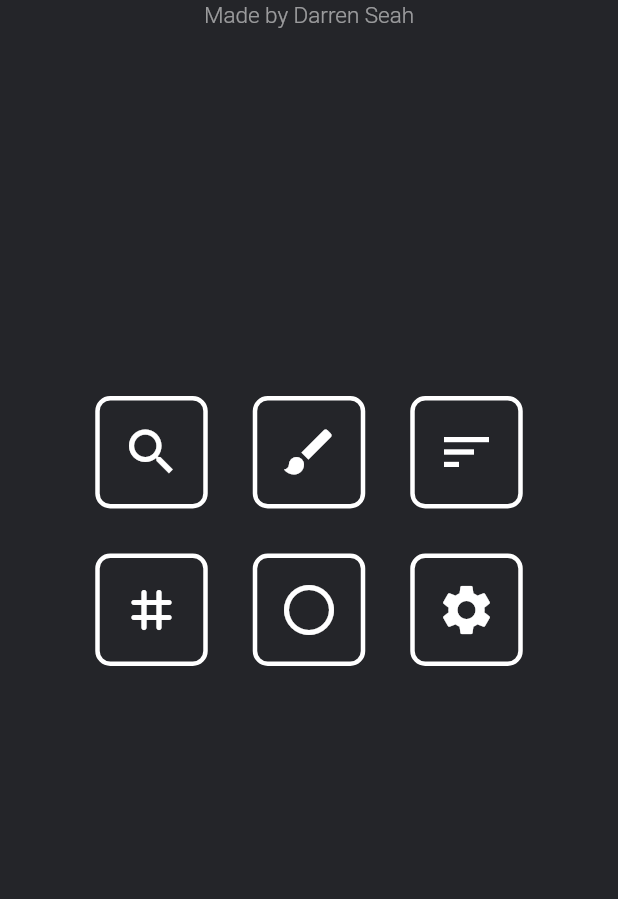
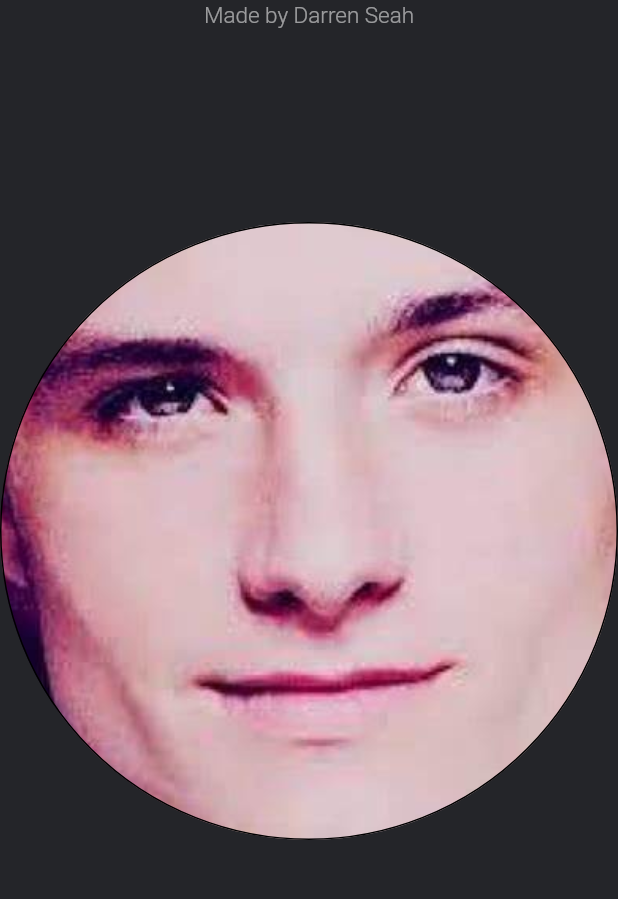
Before and after one commit to CodexGuin/Visualizers, a Flutter app: the MainScreen screen opened directly, on a phone screen of 412 x 824 dp, the part 204-1103 px from its top. Run offline on Flutter 3.47's test engine with Material 3 defaults, Android fonts, the light colour scheme and no system bars; drawn by our look-alikes of flutter_animate; our stand-ins replace audioplayers, gap, toggle_switch; missing offline and left inert: window_manager.

Commit message:
Adjustments and trying out new things

```diff
--- /dev/null
+++ b/lib/provider/hover_provider.dart
@@ -0,0 +1,38 @@
+import 'dart:async';
+import 'package:flutter/material.dart';
+
+class HoverProvider with ChangeNotifier {
+  bool _hoverMoreThanThree = false;
+
+  int _tapCounter = 0;
+
+  bool get hoverMoreThanThree => _hoverMoreThanThree;
+
+  int get tapMoreThanThree => _tapCounter;
+
+  void addTap() {
+    _tapCounter++;
+    notifyListeners();
+    _tapCounter = 0;
+  }
+
+  void resetTap() {
+    _tapCounter--;
+    notifyListeners();
+  }
+
+  void setHoverMoreThanThree(bool value) {
+    _hoverMoreThanThree = value;
+    notifyListeners();
+  }
+
+  void startHoverTimer() {
+    Timer(const Duration(seconds: 3), () {
+      setHoverMoreThanThree(true);
+    });
+  }
+
+  void cancelHoverTimer() {
+    setHoverMoreThanThree(false);
+  }
+}
--- a/lib/screens/chess.dart
+++ b/lib/screens/chess.dart
@@ -36,6 +36,8 @@ class _ChessState extends State<Chess> {
 
   final ValueNotifier<List<Widget>> _chessBoardNotifier = ValueNotifier([]);
 
+  // * FEN string validation (Todo)
+
   // * FEN notation for starting position
   String FEN = 'rnbqkbnr/pppppppp/8/8/8/8/PPPPPPPP/RNBQKBNR w KQkq - 0 1';
 
@@ -62,6 +64,8 @@ class _ChessState extends State<Chess> {
   List<Widget> decodeFEN(String fen) {
     // Split the FEN string and take only the board layout part
     String boardLayout = fen.split(' ')[0];
+
+    // If FEN is invalid, return current pieces list (return pieces)
 
     for (var char in Characters(boardLayout)) {
       if (char == ' ') {
--- a/lib/screens/main_screen.dart
+++ b/lib/screens/main_screen.dart
@@ -1,4 +1,6 @@
 import 'package:flutter/material.dart';
+import 'package:provider/provider.dart';
+import 'package:visualizer/provider/hover_provider.dart';
 import 'package:visualizer/widgets/box_selection.dart';
 import 'package:visualizer/widgets/header.dart';
 
@@ -10,19 +12,24 @@ class MainScreen extends StatelessWidget {
     return Scaffold(
         backgroundColor: Headers().backgroundColorDark,
         appBar: Headers().defaultBar(
-            headerOne: 'Visualizers', headerTwo: 'Made by Darren Seah'),
-        body: const Column(children: [
+            headerOne: 'Visualizers',
+            headerTwo: 'Made by Darren Seah',
+            ctx: context),
+        body: Column(children: [
           Flexible(
-              child: Column(
+              child: Stack(children: [
+            const Column(
                 mainAxisAlignment: MainAxisAlignment.center,
                 children: [
                   Row(mainAxisAlignment: MainAxisAlignment.center, children: [
                     BoxSelection(
-                      childIcon: Icon(Icons.search), pageRoute: '/pathfinder'),
+                        childIcon: Icon(Icons.search),
+                        pageRoute: '/pathfinder'),
                     BoxSelection(
                         childIcon: Icon(Icons.brush_rounded),
                         pageRoute: '/floodfill'),
-                  BoxSelection(childIcon: Icon(Icons.sort), pageRoute: '/sort'),
+                    BoxSelection(
+                        childIcon: Icon(Icons.sort), pageRoute: '/sort')
                   ]),
                   Row(mainAxisAlignment: MainAxisAlignment.center, children: [
                     BoxSelection(
@@ -34,6 +41,22 @@ class MainScreen extends StatelessWidget {
                     BoxSelection(
                         childIcon: Icon(Icons.settings), pageRoute: '/settings')
                   ])
+                ]),
+            Consumer<HoverProvider>(
+              builder: (context, obj, child) {
+                return Container();
+              },
+            ),
+            Center(
+                child: Container(
+                    height: 500,
+                    width: 1000,
+                    decoration: BoxDecoration(
+                        border: Border.all(color: Colors.black),
+                        shape: BoxShape.circle,
+                        image: const DecorationImage(
+                            image: AssetImage('assets/whistle.jpg'),
+                            fit: BoxFit.cover))))
           ]))
         ]));
   }
--- a/lib/screens/nerual_network.dart
+++ b/lib/screens/nerual_network.dart
@@ -21,7 +21,6 @@ class _NeuralNetworkState extends State<NeuralNetwork> {
   late int totalColumnsToGenerate;
 
   // * Positions for neurons
-  GlobalKey? _key;
   RenderBox? renderBoxSize;
   int upperBound = 0;
   int lowerBound = 0;
--- a/lib/widgets/header.dart
+++ b/lib/widgets/header.dart
@@ -1,27 +1,19 @@
+// ignore_for_file: avoid_print
+
 import 'package:flutter/foundation.dart';
 import 'package:flutter/material.dart';
-import 'package:flutter_animate/flutter_animate.dart';
+import 'package:provider/provider.dart';
+import 'package:visualizer/provider/hover_provider.dart';
 import 'package:window_manager/window_manager.dart';
-import 'dart:async';
 
 class Headers {
   Color backgroundColorDark = const Color(0xFF242529);
-  Timer? _hoverTimer;
 
-  void _startHoverTimer(String text) {
-    _hoverTimer = Timer(3.seconds, () {
-      print('Hovered over text: $text for 3 seconds');
-    });
-  }
-
-  void _cancelHoverTimer() {
-    if (_hoverTimer != null) {
-      _hoverTimer!.cancel();
-      _hoverTimer = null;
-    }
-  }
-
-  AppBar defaultBar({Widget? leading, String? headerOne, String? headerTwo}) {
+  AppBar defaultBar(
+      {Widget? leading,
+      String? headerOne,
+      String? headerTwo,
+      BuildContext? ctx}) {
     return AppBar(
         backgroundColor: backgroundColorDark,
         elevation: 0,
@@ -53,7 +45,7 @@ class Headers {
                 mainAxisAlignment: MainAxisAlignment.center,
                 children: [
                   Headers().headerOne(headerOne ?? ''),
-                  Headers().headerTwo(headerTwo ?? '')
+                  Headers().headerTwo(headerTwo ?? '', ctx)
                 ])));
   }
 
@@ -68,27 +60,25 @@ class Headers {
                     fontSize: 50))));
   }
 
-  Center headerTwo(String headerText) {
+  Center headerTwo(String headerText, BuildContext? ctx) {
     return Center(
+        child: GestureDetector(
+      onTap: () => Provider.of<HoverProvider>(ctx!).addTap(),
       child: MouseRegion(
-        onHover: (event) => _startHoverTimer(headerText),
-        onExit: (event) => _cancelHoverTimer(),
-        child: Text(
-          headerText,
-          style: const TextStyle(
-              color: Colors.white54, fontWeight: FontWeight.w300, fontSize: 15),
-        ),
-      ),
-    );
+          onHover: (event) => {},
+          onExit: (event) => {},
+          child: Text(headerText,
+              style: const TextStyle(
+                  color: Colors.white54,
+                  fontWeight: FontWeight.w300,
+                  fontSize: 15))),
+    ));
   }
 
   IconButton subpageButton(var context) {
     return IconButton(
         onPressed: () => Navigator.pop(context),
-        icon: const Icon(
-          Icons.arrow_back_ios_new_rounded,
-          size: 20,
-          color: Colors.white38,
-        ));
+        icon: const Icon(Icons.arrow_back_ios_new_rounded,
+            size: 20, color: Colors.white38));
   }
 }
--- a/pubspec.yaml
+++ b/pubspec.yaml
@@ -26,3 +26,4 @@ flutter:
   assets:
     - assets/audio/
     - assets/chessPieces/
+    - assets/
```
Also changed, not shown: lib/main.dart (+7 -5 lines). Lines whose indentation alone changed are shown as unchanged.
